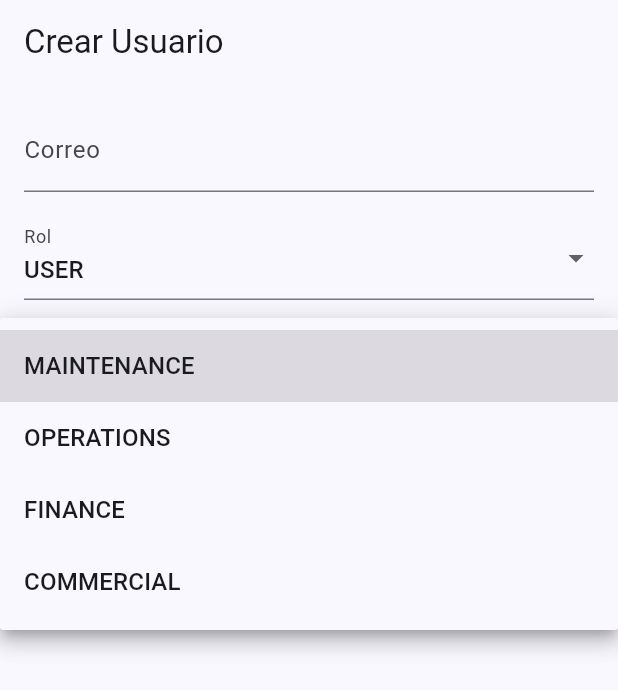
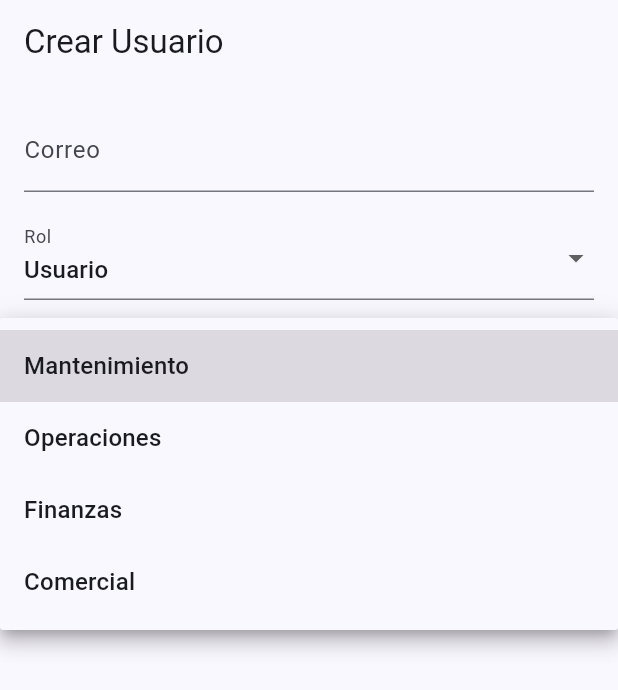
Before and after one commit to Brandon-Meneses/fleetcare_mvp, a Flutter app: the CreateUserPage screen opened by its route, after a tap on "Área", on a phone screen of 412 x 824 dp. Shown: the top 690 px of the screen. Run offline on Flutter 3.47's test engine with Material 3 defaults, Android fonts, the phone set to English and light mode, and no system bars; our stand-ins replace dio, flutter_riverpod, freezed_annotation, go_router, pdf, printing and 1 more; accounts and stored records are empty.

Commit message:
Cambio de idioma de boxes en la vista

```diff
--- a/lib/src/features/admin/presentation/CreateUserPage.dart
+++ b/lib/src/features/admin/presentation/CreateUserPage.dart
@@ -18,8 +18,22 @@ class _CreateUserPageState extends ConsumerState<CreateUserPage> {
   String role = "USER";
   String? area;
 
+  // Valores REALES → backend
+  final rolesList = ["USER", "ADMIN"];
   final areasList = ["MAINTENANCE", "OPERATIONS", "FINANCE", "COMMERCIAL"];
-  final rolesList = ["USER", "ADMIN"];
+
+  // Etiquetas en español → UI
+  final roleLabels = {
+    "USER": "Usuario",
+    "ADMIN": "Administrador",
+  };
+
+  final areaLabels = {
+    "MAINTENANCE": "Mantenimiento",
+    "OPERATIONS": "Operaciones",
+    "FINANCE": "Finanzas",
+    "COMMERCIAL": "Comercial",
+  };
 
   @override
   Widget build(BuildContext context) {
@@ -47,7 +61,10 @@ class _CreateUserPageState extends ConsumerState<CreateUserPage> {
                 value: role,
                 decoration: const InputDecoration(labelText: "Rol"),
                 items: rolesList
-                    .map((r) => DropdownMenuItem(value: r, child: Text(r)))
+                    .map((r) => DropdownMenuItem(
+                  value: r,
+                  child: Text(roleLabels[r] ?? r),
+                ))
                     .toList(),
                 onChanged: (v) {
                   setState(() {
@@ -64,7 +81,10 @@ class _CreateUserPageState extends ConsumerState<CreateUserPage> {
                   value: area,
                   decoration: const InputDecoration(labelText: "Área"),
                   items: areasList
-                      .map((a) => DropdownMenuItem(value: a, child: Text(a)))
+                      .map((a) => DropdownMenuItem(
+                    value: a,
+                    child: Text(areaLabels[a] ?? a),
+                  ))
                       .toList(),
                   onChanged: (v) {
                     setState(() {
@@ -90,8 +110,10 @@ class _CreateUserPageState extends ConsumerState<CreateUserPage> {
                         .read(createUserControllerProvider.notifier)
                         .createUser(
                       email: emailCtrl.text.trim(),
-                      role: role,
-                      area: role == "USER" ? area : null,
+                      role: role,               // <-- valor REAL
+                      area: role == "USER"
+                          ? area                // <-- valor REAL
+                          : null,
                     );
 
                     if (ok && mounted) {
```
